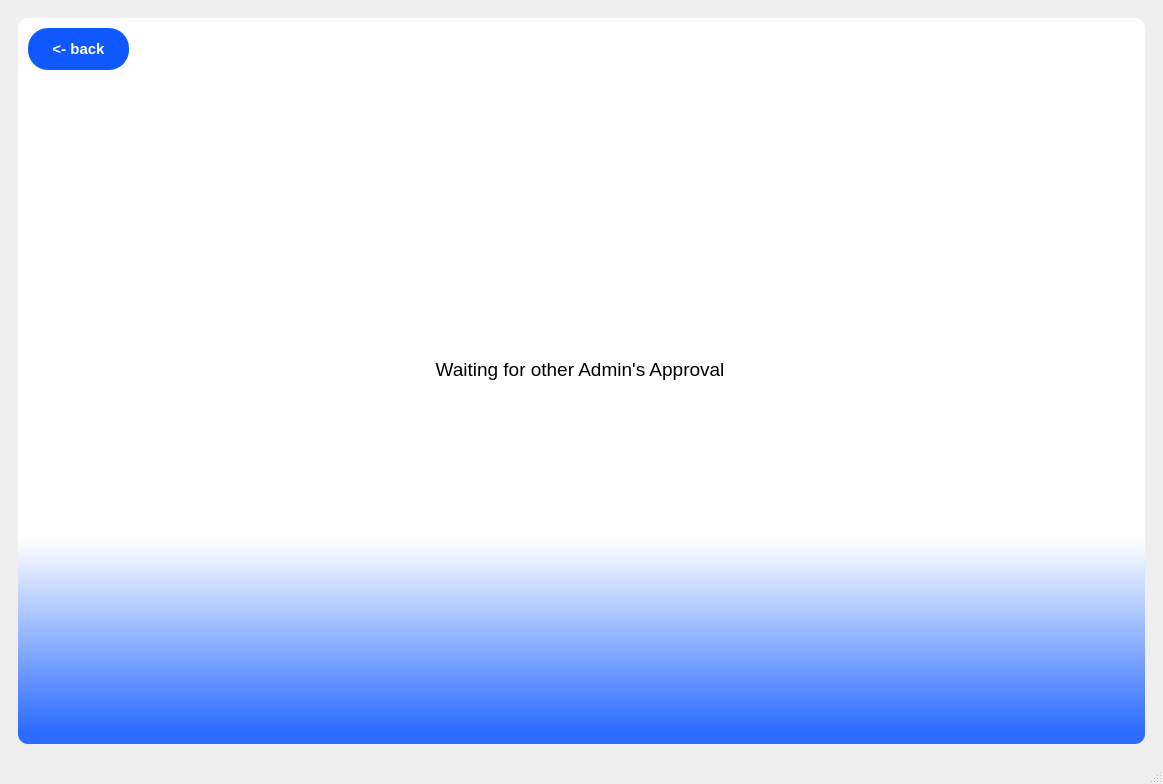
Old version of the form online_voting_app/src/views/mainwindow.ui in the repository goblegue/pak.evm.
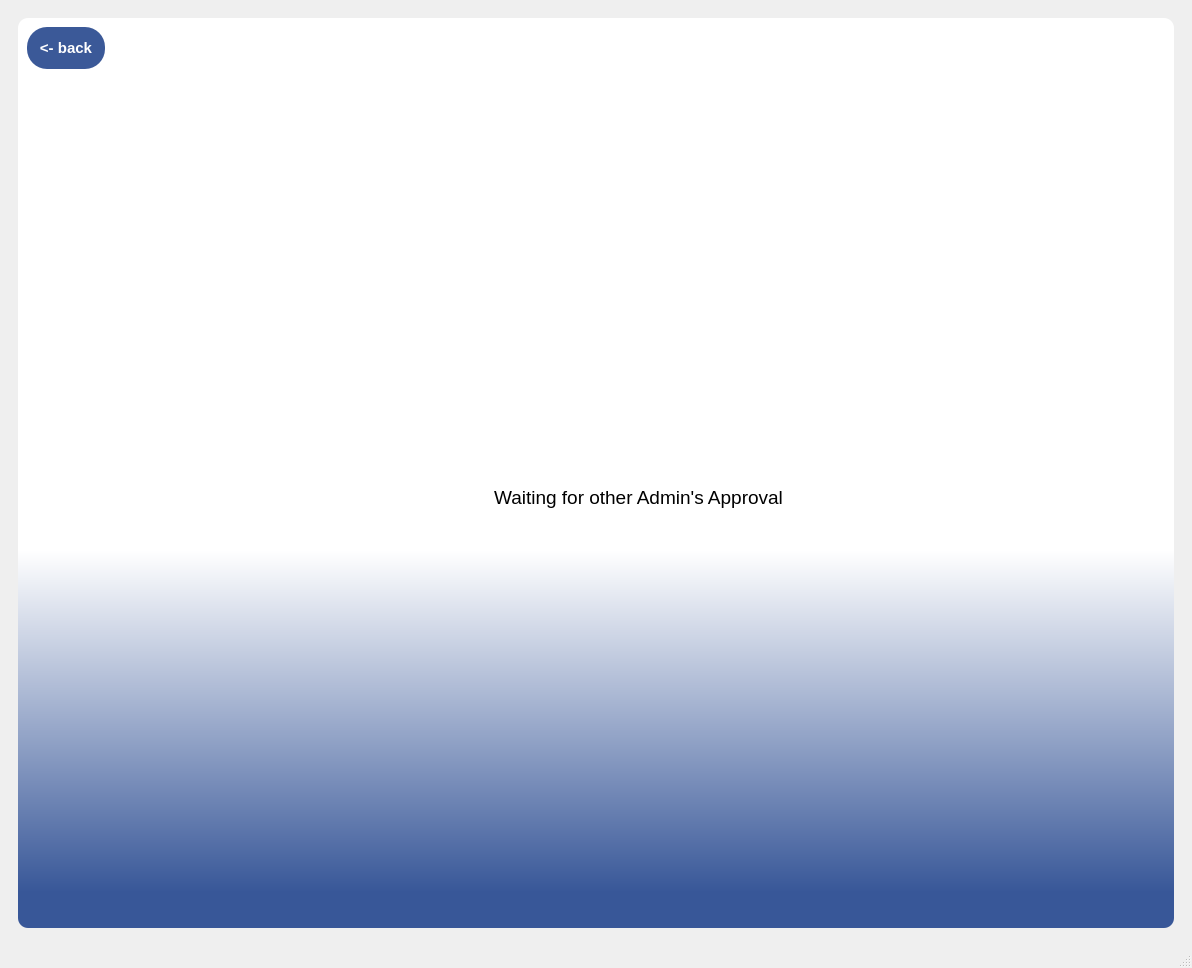
New version of the form. The open tabs and pages were chosen to show the change. Icons and pictures are not drawn.

Commit message: pending screen fixed

```diff
--- a/online_voting_app/src/views/mainwindow.ui
+++ b/online_voting_app/src/views/mainwindow.ui
@@ -7,7 +7,7 @@
     <x>0</x>
     <y>0</y>
     <width>1163</width>
-    <height>784</height>
+    <height>968</height>
    </rect>
   </property>
   <property name="windowTitle">
@@ -188,7 +188,7 @@
        <string notr="true"/>
       </property>
       <property name="currentIndex">
-       <number>0</number>
+       <number>2</number>
       </property>
       <widget class="QWidget" name="AdminWaitingPage">
        <layout class="QGridLayout" name="gridLayout_5">
@@ -201,20 +201,38 @@
            </sizepolicy>
           </property>
           <property name="styleSheet">
-           <string notr="true">background-color: qlineargradient(spread:pad, x1:0.503, y1:0.984279, x2:0.503, y2:0.717348, stop:0 rgba(43, 107, 255, 255), stop:1 rgba(255, 255, 255, 255));</string>
+           <string notr="true">background-color: qlineargradient(spread:pad, x1:0.521, y1:0.96, x2:0.520526, y2:0.584, stop:0 rgba(56, 87, 152, 255), stop:1 rgba(255, 255, 255, 255));</string>
           </property>
           <property name="frameShape">
-           <enum>QFrame::Shape::NoFrame</enum>
+           <enum>QFrame::NoFrame</enum>
           </property>
+          <layout class="QGridLayout" name="gridLayout">
+           <item row="2" column="1">
+            <spacer name="horizontalSpacer">
+             <property name="orientation">
+              <enum>Qt::Horizontal</enum>
+             </property>
+             <property name="sizeHint" stdset="0">
+              <size>
+               <width>332</width>
+               <height>20</height>
+              </size>
+             </property>
+            </spacer>
+           </item>
+           <item row="0" column="0">
+            <widget class="QPushButton" name="adminWaitBackBtn">
+             <property name="styleSheet">
+              <string notr="true">
+background-color: #3b5998;</string>
+             </property>
+             <property name="text">
+              <string>&lt;- back</string>
+             </property>
+            </widget>
+           </item>
+           <item row="2" column="2" colspan="2">
           <widget class="QLabel" name="label_4">
-           <property name="geometry">
-            <rect>
-             <x>396</x>
-             <y>340</y>
-             <width>332</width>
-             <height>23</height>
-            </rect>
-           </property>
            <property name="sizePolicy">
             <sizepolicy hsizetype="Fixed" vsizetype="Preferred">
              <horstretch>0</horstretch>
@@ -222,7 +240,7 @@
             </sizepolicy>
            </property>
            <property name="layoutDirection">
-            <enum>Qt::LayoutDirection::LeftToRight</enum>
+              <enum>Qt::LeftToRight</enum>
            </property>
            <property name="styleSheet">
             <string notr="true">background-color: rgb(255, 255, 255);</string>
@@ -231,23 +249,47 @@
             <string>&lt;html&gt;&lt;head/&gt;&lt;body&gt;&lt;p align=&quot;center&quot;&gt;&lt;span style=&quot; font-size:14pt; color:#000000;&quot;&gt;Waiting for other Admin's Approval&lt;/span&gt;&lt;/p&gt;&lt;/body&gt;&lt;/html&gt;</string>
            </property>
           </widget>
-          <widget class="QPushButton" name="adminWaitBackBtn">
-           <property name="geometry">
-            <rect>
-             <x>10</x>
-             <y>10</y>
-             <width>101</width>
-             <height>42</height>
-            </rect>
-           </property>
-           <property name="styleSheet">
-            <string notr="true">
-background-color: rgb(16, 88, 255);</string>
-           </property>
-           <property name="text">
-            <string>&lt;- back</string>
-           </property>
-          </widget>
+           </item>
+           <item row="2" column="4">
+            <spacer name="horizontalSpacer_2">
+             <property name="orientation">
+              <enum>Qt::Horizontal</enum>
+             </property>
+             <property name="sizeHint" stdset="0">
+              <size>
+               <width>332</width>
+               <height>20</height>
+              </size>
+             </property>
+            </spacer>
+           </item>
+           <item row="1" column="2">
+            <spacer name="verticalSpacer">
+             <property name="orientation">
+              <enum>Qt::Vertical</enum>
+             </property>
+             <property name="sizeHint" stdset="0">
+              <size>
+               <width>20</width>
+               <height>392</height>
+              </size>
+             </property>
+            </spacer>
+           </item>
+           <item row="3" column="3">
+            <spacer name="verticalSpacer_2">
+             <property name="orientation">
+              <enum>Qt::Vertical</enum>
+             </property>
+             <property name="sizeHint" stdset="0">
+              <size>
+               <width>20</width>
+               <height>392</height>
+              </size>
+             </property>
+            </spacer>
+           </item>
+          </layout>
          </widget>
         </item>
        </layout>
@@ -269,10 +311,7 @@
            </size>
           </property>
           <property name="frameShape">
-           <enum>QFrame::Shape::StyledPanel</enum>
-          </property>
-          <property name="frameShadow">
-           <enum>QFrame::Shadow::Raised</enum>
+           <enum>QFrame::NoFrame</enum>
           </property>
           <layout class="QGridLayout" name="gridLayout_7">
            <item row="0" column="2">
@@ -296,9 +335,6 @@
            </item>
            <item row="0" column="0">
             <spacer name="horizontalSpacer_5">
-             <property name="orientation">
-              <enum>Qt::Orientation::Horizontal</enum>
-             </property>
              <property name="sizeHint" stdset="0">
               <size>
                <width>1042</width>
@@ -334,10 +370,7 @@
              </size>
             </property>
             <property name="frameShape">
-             <enum>QFrame::Shape::StyledPanel</enum>
-            </property>
-            <property name="frameShadow">
-             <enum>QFrame::Shadow::Raised</enum>
+             <enum>QFrame::NoFrame</enum>
             </property>
             <layout class="QVBoxLayout" name="verticalLayout_2">
              <item>
@@ -414,9 +447,6 @@
              </item>
              <item>
               <spacer name="verticalSpacer_10">
-               <property name="orientation">
-                <enum>Qt::Orientation::Vertical</enum>
-               </property>
                <property name="sizeHint" stdset="0">
                 <size>
                  <width>20</width>
@@ -470,17 +500,11 @@
            </size>
           </property>
           <property name="frameShape">
-           <enum>QFrame::Shape::StyledPanel</enum>
-          </property>
-          <property name="frameShadow">
-           <enum>QFrame::Shadow::Raised</enum>
+           <enum>QFrame::NoFrame</enum>
           </property>
           <layout class="QGridLayout" name="gridLayout_admin_nav">
            <item row="0" column="0">
             <spacer name="horizontalSpacer_admin">
-             <property name="orientation">
-              <enum>Qt::Orientation::Horizontal</enum>
-             </property>
              <property name="sizeHint" stdset="0">
               <size>
                <width>1042</width>
@@ -535,10 +559,7 @@
              </size>
             </property>
             <property name="frameShape">
-             <enum>QFrame::Shape::StyledPanel</enum>
-            </property>
-            <property name="frameShadow">
-             <enum>QFrame::Shadow::Raised</enum>
+             <enum>QFrame::NoFrame</enum>
             </property>
             <layout class="QVBoxLayout" name="verticalLayout_admin_sidebar">
              <item>
@@ -602,9 +623,6 @@
              </item>
              <item>
               <spacer name="verticalSpacer_admin">
-               <property name="orientation">
-                <enum>Qt::Orientation::Vertical</enum>
-               </property>
                <property name="sizeHint" stdset="0">
                 <size>
                  <width>20</width>
@@ -652,7 +670,7 @@
      <x>0</x>
      <y>0</y>
      <width>1163</width>
-     <height>20</height>
+     <height>19</height>
     </rect>
    </property>
   </widget>
```
Lines whose indentation alone changed are shown as unchanged. The commit also changes 1 other file.
